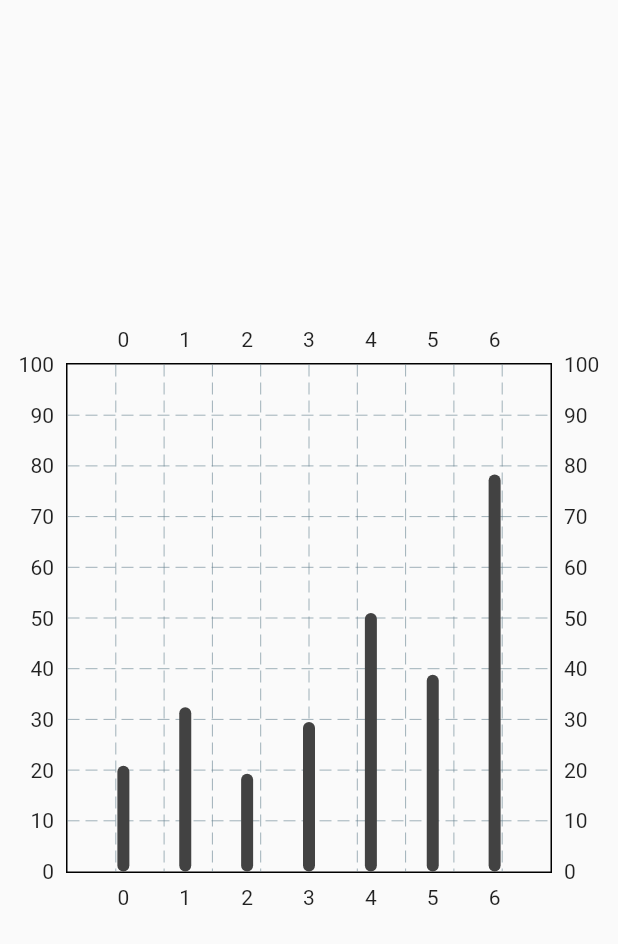
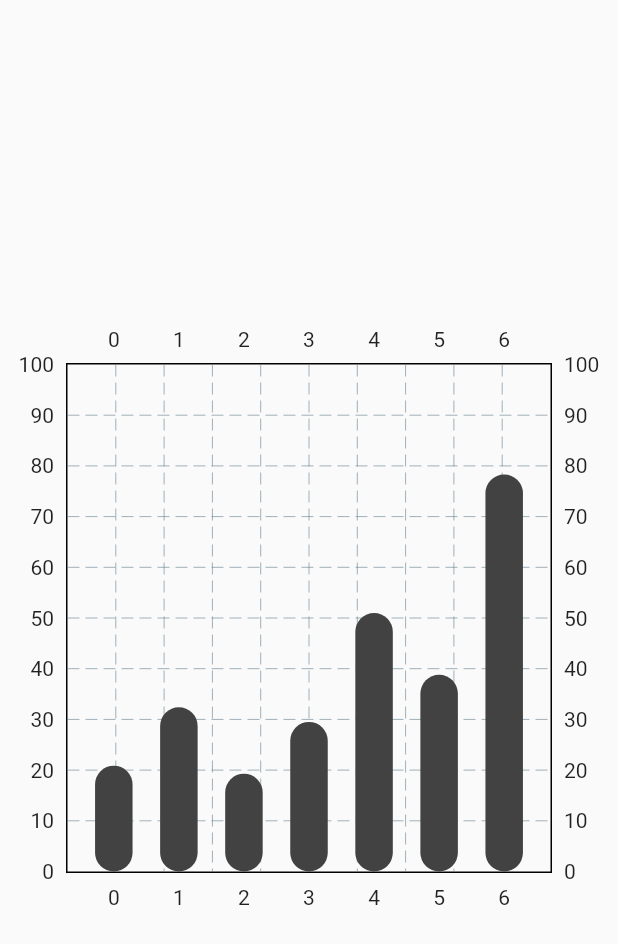
Before and after one commit to Asifor/flutter_bar_graph, a Flutter app: the screen it shows after launch, on a phone screen of 412 x 824 dp. Shown: the top 944 px of the screen. Run offline on Flutter 3.47's test engine with Material 2 defaults, Android fonts, the phone set to English and light mode, and no system bars; drawn by our look-alikes of fl_chart.

Commit message:
update width to 25

```diff
--- a/lib/bar_graph/bar_graph.dart
+++ b/lib/bar_graph/bar_graph.dart
@@ -35,6 +35,7 @@ class MyBarGraph extends StatelessWidget {
                   BarChartRodData(
                     toY: data.y,
                     color: Colors.grey[800],
+                    width: 25,
                   ),
                 ],
               ),
```
